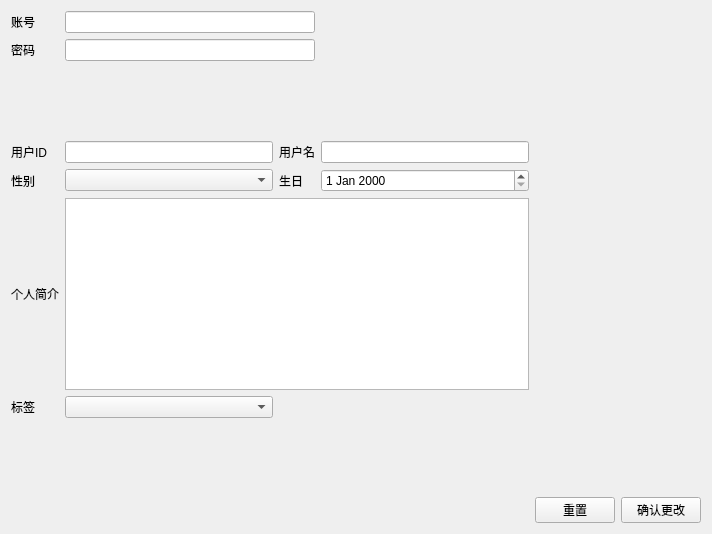
Old version of the form gui/user_info_widget.ui in the repository zyzzzasdhjk/database_project.
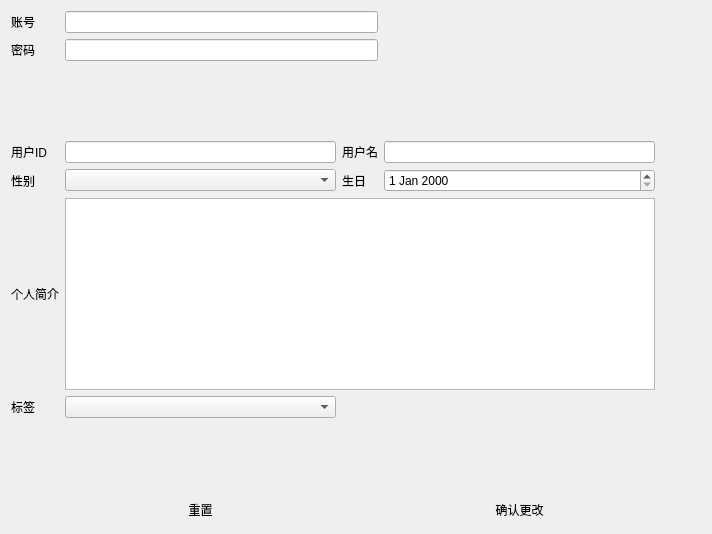
New version of the form.

```diff
--- a/gui/user_info_widget.ui
+++ b/gui/user_info_widget.ui
@@ -45,20 +45,20 @@
      </item>
      <item row="3" column="3">
       <widget class="QLabel" name="label_4">
+       <property name="styleSheet">
+        <string notr="true">font: 12pt &quot;微软雅黑&quot;;</string>
+       </property>
        <property name="text">
         <string>用户名</string>
        </property>
       </widget>
      </item>
-     <item row="9" column="5">
-      <widget class="QPushButton" name="reset_button">
-       <property name="text">
-        <string>重置</string>
-       </property>
-      </widget>
-     </item>
      <item row="6" column="2" colspan="3">
-      <widget class="QPlainTextEdit" name="user_des_edit"/>
+      <widget class="QPlainTextEdit" name="user_des_edit">
+       <property name="styleSheet">
+        <string notr="true">font: 10pt &quot;华文细黑&quot;;</string>
+       </property>
+      </widget>
      </item>
      <item row="3" column="5" colspan="2">
       <spacer name="horizontalSpacer_2">
@@ -87,7 +87,11 @@
       </spacer>
      </item>
      <item row="4" column="2">
-      <widget class="QComboBox" name="gender_combox"/>
+      <widget class="QComboBox" name="gender_combox">
+       <property name="styleSheet">
+        <string notr="true">font: 10pt &quot;华文细黑&quot;;</string>
+       </property>
+      </widget>
      </item>
      <item row="1" column="0">
       <widget class="QLabel" name="label_2">
@@ -97,7 +101,11 @@
       </widget>
      </item>
      <item row="7" column="2">
-      <widget class="QComboBox" name="user_label_combox"/>
+      <widget class="QComboBox" name="user_label_combox">
+       <property name="styleSheet">
+        <string notr="true">font: 10pt &quot;华文细黑&quot;;</string>
+       </property>
+      </widget>
      </item>
      <item row="2" column="2">
       <spacer name="verticalSpacer_2">
@@ -114,16 +122,27 @@
      </item>
      <item row="4" column="3">
       <widget class="QLabel" name="label_6">
+       <property name="styleSheet">
+        <string notr="true">font: 12pt &quot;微软雅黑&quot;;</string>
+       </property>
        <property name="text">
         <string>生日</string>
        </property>
       </widget>
      </item>
      <item row="4" column="4">
-      <widget class="QDateEdit" name="dateEdit"/>
+      <widget class="QDateEdit" name="dateEdit">
+       <property name="styleSheet">
+        <string notr="true">font: 10pt &quot;华文细黑&quot;;</string>
+       </property>
+      </widget>
      </item>
      <item row="1" column="2" colspan="2">
-      <widget class="QLineEdit" name="password_edit"/>
+      <widget class="QLineEdit" name="password_edit">
+       <property name="styleSheet">
+        <string notr="true">font: 10pt &quot;华文细黑&quot;;</string>
+       </property>
+      </widget>
      </item>
      <item row="4" column="0">
       <widget class="QLabel" name="label_5">
@@ -133,10 +152,18 @@
       </widget>
      </item>
      <item row="3" column="4">
-      <widget class="QLineEdit" name="user_name_edit"/>
+      <widget class="QLineEdit" name="user_name_edit">
+       <property name="styleSheet">
+        <string notr="true">font: 10pt &quot;华文细黑&quot;;</string>
+       </property>
+      </widget>
      </item>
      <item row="3" column="2">
-      <widget class="QLineEdit" name="uid_eidt"/>
+      <widget class="QLineEdit" name="uid_eidt">
+       <property name="styleSheet">
+        <string notr="true">font: 10pt &quot;华文细黑&quot;;</string>
+       </property>
+      </widget>
      </item>
      <item row="0" column="0">
       <widget class="QLabel" name="label">
@@ -145,15 +172,12 @@
        </property>
       </widget>
      </item>
-     <item row="9" column="6">
-      <widget class="QPushButton" name="apply_button">
-       <property name="text">
-        <string>确认更改</string>
-       </property>
-      </widget>
-     </item>
      <item row="0" column="2" colspan="2">
-      <widget class="QLineEdit" name="acount_edit"/>
+      <widget class="QLineEdit" name="acount_edit">
+       <property name="styleSheet">
+        <string notr="true">font: 10pt &quot;华文细黑&quot;;</string>
+       </property>
+      </widget>
      </item>
      <item row="6" column="0">
       <widget class="QLabel" name="label_7">
@@ -162,6 +186,32 @@
        </property>
       </widget>
      </item>
+     <item row="9" column="2">
+      <widget class="QPushButton" name="reset_button">
+       <property name="styleSheet">
+        <string notr="true">font: 12pt &quot;微软雅黑&quot;;</string>
+       </property>
+       <property name="text">
+        <string>重置</string>
+       </property>
+       <property name="flat">
+        <bool>true</bool>
+       </property>
+      </widget>
+     </item>
+     <item row="9" column="4">
+      <widget class="QPushButton" name="apply_button">
+       <property name="styleSheet">
+        <string notr="true">font: 12pt &quot;微软雅黑&quot;;</string>
+       </property>
+       <property name="text">
+        <string>确认更改</string>
+       </property>
+       <property name="flat">
+        <bool>true</bool>
+       </property>
+      </widget>
+     </item>
     </layout>
    </item>
   </layout>
```
Left out of the diff: 18 changed lines with no effect on the pictures.
